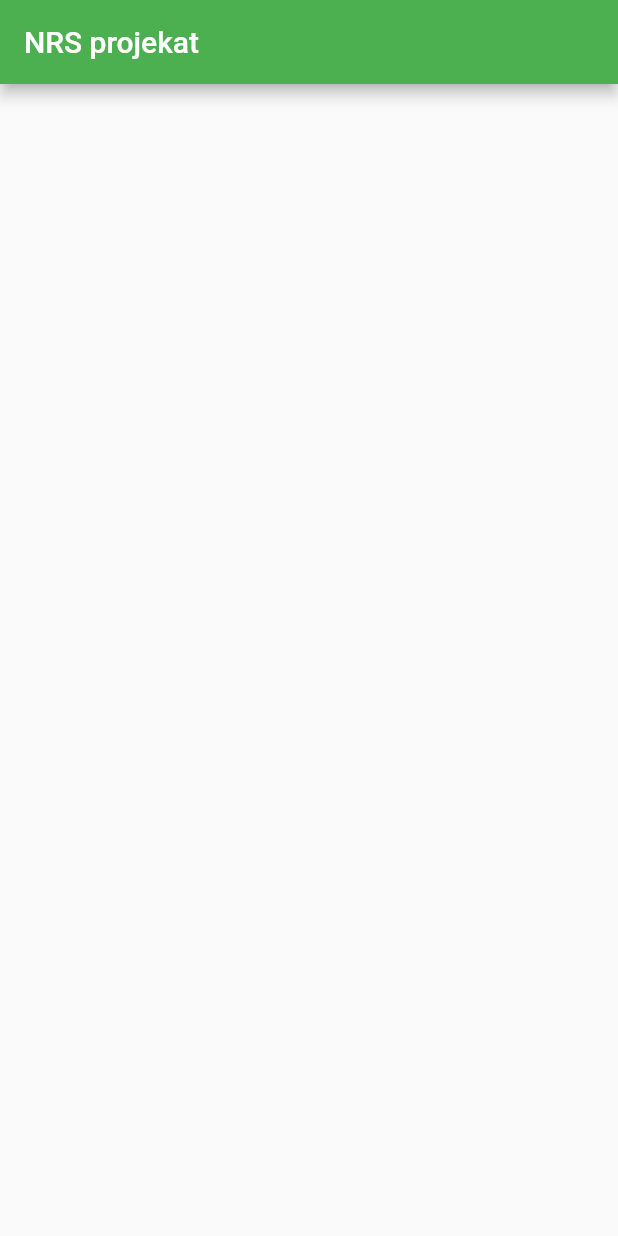
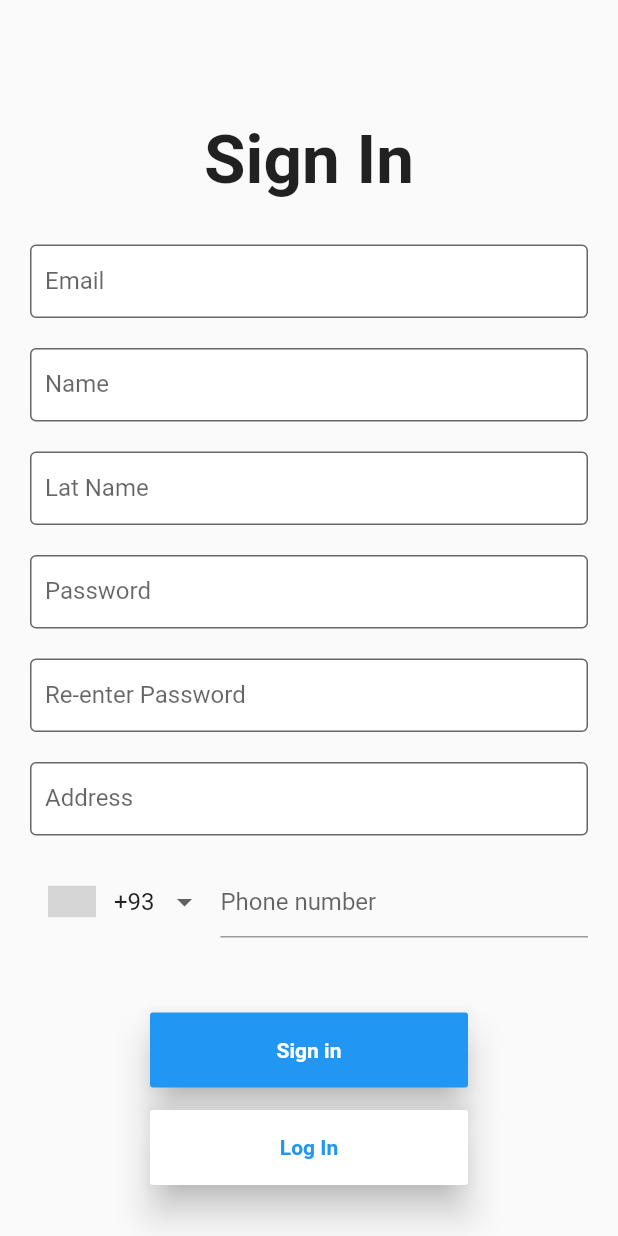
Before and after one commit to erminhadzic4/NRS2023-Projekat, a Flutter app: the screen it shows after launch, on a phone screen of 412 x 824 dp. Run offline on Flutter 3.47's test engine with Material 2 defaults, Android fonts, the phone set to English and light mode, and no system bars; drawn by our look-alikes of intl_phone_number_input; grey boxes are pictures that could not be loaded.

Commit message:
kreiran osnovni layout

```diff
--- a/lib/main.dart
+++ b/lib/main.dart
@@ -1,4 +1,5 @@
 import 'package:flutter/material.dart';
+import 'package:nrs2023/screens/register.dart';
 
 void main(){
   runApp(MyApp());
@@ -10,13 +11,6 @@ class MyApp extends StatelessWidget {
 
   @override
   Widget build(BuildContext context) {
-    return MaterialApp(
-      home: Scaffold(
-        appBar: AppBar(
-          backgroundColor: Colors.green,
-          title: const Text('NRS projekat'),
-        )
-        ),
-      );
+    return const Register();
   }
 }
--- /dev/null
+++ b/lib/screens/register.dart
@@ -0,0 +1,191 @@
+import 'package:flutter/material.dart';
+import 'package:intl_phone_number_input/intl_phone_number_input.dart';
+
+class Register extends StatefulWidget {
+  const Register({Key? key}) : super(key: key);
+
+  @override
+  State<Register> createState() => _RegisterState();
+}
+
+class _RegisterState extends State<Register> {
+  InputDecoration registerInputDecoration(String labelText, String hintText) {
+    return InputDecoration(
+      isDense: true,
+      contentPadding: const EdgeInsets.only(bottom: 15, top: 15, left: 10, right: 10),
+      filled: true,
+      fillColor: Colors.white,
+      labelText: labelText,
+      hintText: hintText,
+      border: const OutlineInputBorder(),
+    );
+  }
+
+  @override
+  Widget build(BuildContext context) {
+    return MaterialApp(
+      debugShowCheckedModeBanner: false,
+      home: Scaffold(
+        //resizeToAvoidBottomInset: false,
+        body: SingleChildScrollView(
+          child: Column(
+            mainAxisAlignment: MainAxisAlignment.center,
+            crossAxisAlignment: CrossAxisAlignment.center,
+            children: [
+              const Padding(
+                padding: EdgeInsets.only(top: 80),
+                child: Text("Sign In",
+                    style: TextStyle(
+                        color: Colors.black87,
+                        fontSize: 45,
+                        fontWeight: FontWeight.bold)),
+              ),
+              Padding(
+                padding: const EdgeInsets.symmetric(vertical: 30),
+                child: Form(
+                  child: Column(
+                    children: [
+                      Padding(
+                        padding: const EdgeInsets.symmetric(horizontal: 20),
+                        child: TextFormField(
+                          keyboardType: TextInputType.emailAddress,
+                          decoration: registerInputDecoration("Email", "Enter Email"),
+                          onChanged: (String value) {},
+                        ),
+                      ),
+                      const SizedBox(
+                        height: 20,
+                      ),
+                      Padding(
+                        padding: const EdgeInsets.symmetric(horizontal: 20),
+                        child: TextFormField(
+                          textCapitalization: TextCapitalization.words,
+                          keyboardType: TextInputType.name,
+                          decoration: registerInputDecoration("Name", "Enter Name"),
+                          onChanged: (String value) {},
+                        ),
+                      ),
+                      const SizedBox(
+                        height: 20,
+                      ),
+                      Padding(
+                        padding: const EdgeInsets.symmetric(horizontal: 20),
+                        child: TextFormField(
+                          textCapitalization: TextCapitalization.words,
+                          keyboardType: TextInputType.name,
+                          decoration: registerInputDecoration("Lat Name", "Enter Last Name"),
+                          onChanged: (String value) {},
+                          validator: (value) {
+                            if (value == null || value.isEmpty) {
+                              return 'Please enter a password';
+                            } else if (value.length < 9) {
+                              return 'Your password needs to be longer than 9 characters';
+                            }
+                            return null;
+                          },
+                        ),
+                      ),
+                      const SizedBox(
+                        height: 20,
+                      ),
+                      Padding(
+                        padding: const EdgeInsets.symmetric(horizontal: 20),
+                        child: TextFormField(
+                          obscureText: true,
+                          keyboardType: TextInputType.visiblePassword,
+                          decoration: registerInputDecoration("Password", "Enter Password"),
+                          onChanged: (String value) {},
+                          validator: (value) {
+                            if (value == null || value.isEmpty) {
+                              return 'Please enter a password';
+                            } else if (value.length < 9) {
+                              return 'Your password needs to be longer than 9 characters';
+                            }
+                            return null;
+                          },
+                        ),
+                      ),
+                      const SizedBox(
+                        height: 20,
+                      ),
+                      Padding(
+                        padding: const EdgeInsets.symmetric(horizontal: 20),
+                        child: TextFormField(
+                          obscureText: true,
+                          keyboardType: TextInputType.visiblePassword,
+                          decoration: registerInputDecoration("Re-enter Password", "Enter your password again"),
+                          onChanged: (String value) {},
+                          validator: (value) {
+                            return null;
+                          },
+                        ),
+                      ),
+                      const SizedBox(
+                        height: 20,
+                      ),
+                      Padding(
+                        padding: const EdgeInsets.symmetric(horizontal: 20),
+                        child: TextFormField(
+                          keyboardType: TextInputType.visiblePassword,
+                          decoration: registerInputDecoration("Address", "Enter Address"),
+                          onChanged: (String value) {},
+                          validator: (value) {
+                            return null;
+                          },
+                        ),
+                      ),
+                      const SizedBox(
+                        height: 20,
+                      ),
+                      Padding(
+                          padding: const EdgeInsets.symmetric(horizontal: 20),
+                          child: InternationalPhoneNumberInput(
+                            onInputChanged: (PhoneNumber value) {},
+                          )),
+                      const SizedBox(
+                        height: 50,
+                      ),
+                      Padding(
+                        padding: const EdgeInsets.symmetric(horizontal: 100),
+                        child: MaterialButton(
+                          elevation: 10,
+                          height: 50,
+                          minWidth: double.infinity,
+                          onPressed: () {},
+                          color: Colors.blue,
+                          child: const Text("Sign in",
+                              style: TextStyle(
+                                color: Colors.white,
+                                fontWeight: FontWeight.bold,
+                              )),
+                        ),
+                      ),
+                      const SizedBox(
+                        height: 15,
+                      ),
+                      Padding(
+                        padding: const EdgeInsets.symmetric(horizontal: 100),
+                        child: MaterialButton(
+                          elevation: 10,
+                          height: 50,
+                          minWidth: double.infinity,
+                          onPressed: () {},
+                          color: Colors.white,
+                          child: const Text("Log In",
+                              style: TextStyle(
+                                color: Colors.blue,
+                                fontWeight: FontWeight.bold,
+                              )),
+                        ),
+                      )
+                    ],
+                  ),
+                ),
+              ),
+            ],
+          ),
+        ),
+      ),
+    );
+  }
+}
--- a/pubspec.yaml
+++ b/pubspec.yaml
@@ -30,6 +30,8 @@ environment:
 dependencies:
   flutter:
     sdk: flutter
+
+  intl_phone_number_input: ^0.7.2
 
 
   # The following adds the Cupertino Icons font to your application.
```
Also changed, not shown: pubspec.lock.
